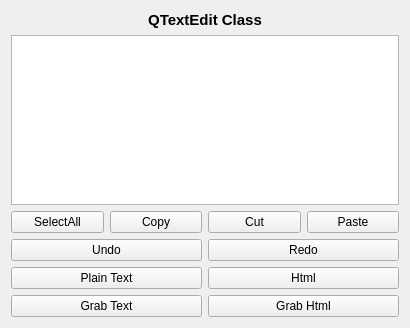
First picture: the form in 051-QTextEdit/widget.ui, repository orhanozturk/QtLessonSrcYT, before the edit.
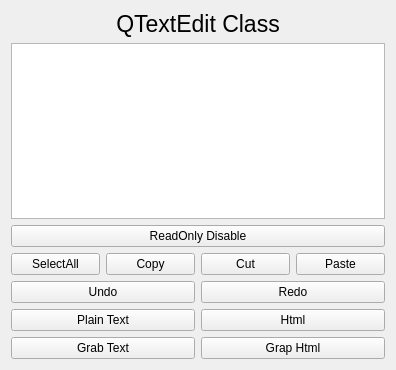
Second picture: the form after the edit.

Commit message: QTextEdit class review

What changed in the file:
```diff
--- a/051-QTextEdit/widget.ui
+++ b/051-QTextEdit/widget.ui
@@ -6,8 +6,8 @@
    <rect>
     <x>0</x>
     <y>0</y>
-    <width>410</width>
-    <height>328</height>
+    <width>396</width>
+    <height>370</height>
    </rect>
   </property>
   <property name="windowTitle">
@@ -18,9 +18,7 @@
     <widget class="QLabel" name="label">
      <property name="font">
       <font>
-       <pointsize>11</pointsize>
-       <weight>75</weight>
-       <bold>true</bold>
+       <pointsize>17</pointsize>
       </font>
      </property>
      <property name="text">
@@ -42,6 +40,13 @@
      </property>
     </widget>
    </item>
+   <item>
+    <widget class="QPushButton" name="pushButtonReadOnly">
+     <property name="text">
+      <string>ReadOnly Disable</string>
+     </property>
+    </widget>
+   </item>
    <item>
     <layout class="QHBoxLayout" name="horizontalLayout">
      <item>
@@ -122,7 +127,7 @@
      <item>
       <widget class="QPushButton" name="pushButtonGrapHtml">
        <property name="text">
-        <string>Grab Html</string>
+        <string>Grap Html</string>
        </property>
       </widget>
      </item>
```
The commit also changes 4 other files.
